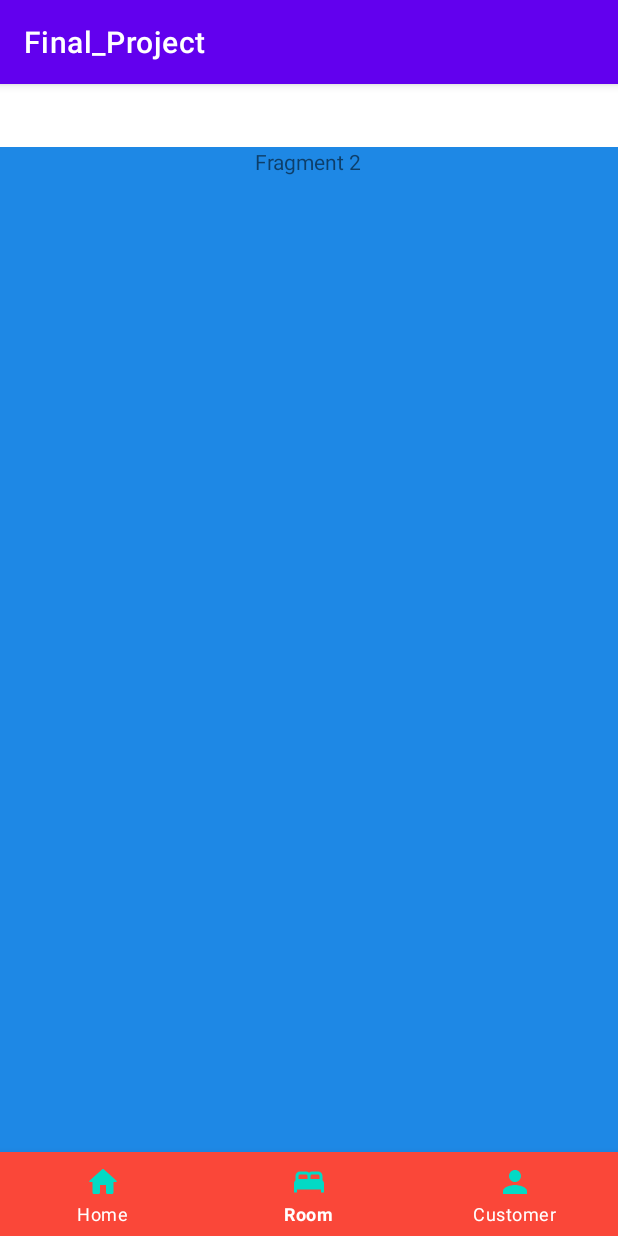
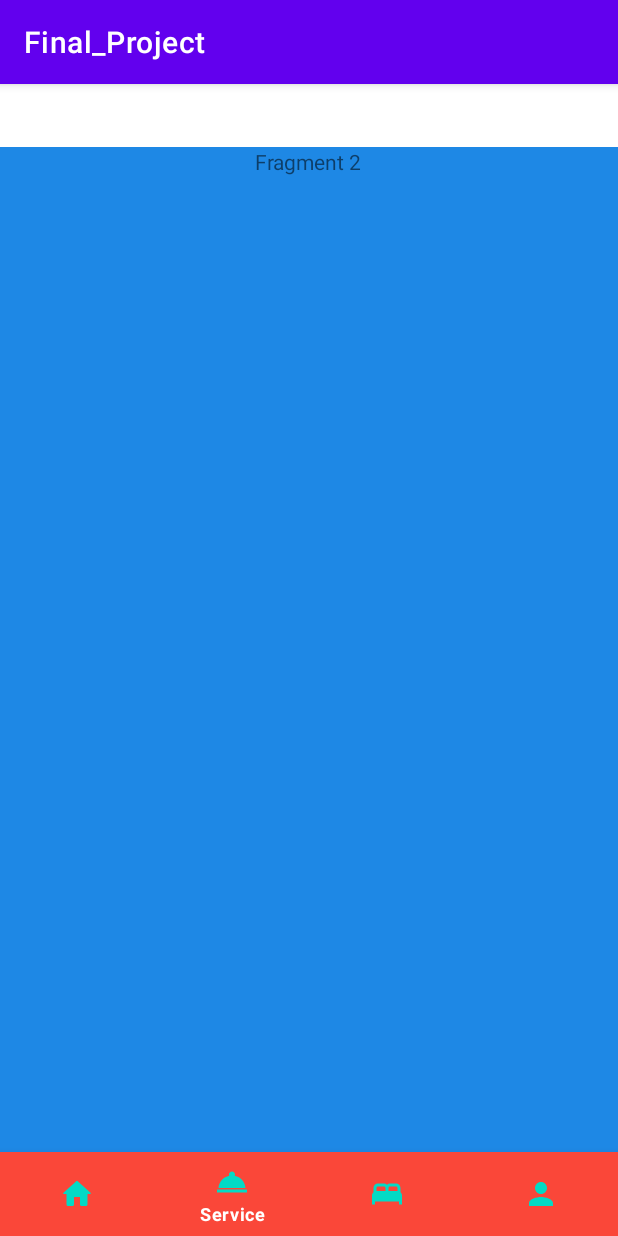
Before and after one commit to thinhnqhe150498/PRM391-HotelManagerApp, an Android app: the MainActivity screen opened directly, with no data from a screen before it, item 2 of the bottom bar chosen, on a phone screen of 412 x 824 dp. Run offline under Robolectric (Android 15) with nearby library versions, the phone set to English and light mode, and no system bars.

Commit message:
add service fragment

```diff
--- a/Final_Project/app/src/main/java/com/example/final_project/MainActivity.java
+++ b/Final_Project/app/src/main/java/com/example/final_project/MainActivity.java
@@ -40,9 +40,12 @@ public class MainActivity extends AppCompatActivity {
                         bottomNavigationView.getMenu().findItem(R.id.nav_home).setChecked(true);
                         break;
                     case 1:
+                        bottomNavigationView.getMenu().findItem(R.id.nav_service).setChecked(true);
+                        break;
+                    case 2:
                         bottomNavigationView.getMenu().findItem(R.id.nav_room).setChecked(true);
                         break;
-                    case 2:
+                    case 3:
                     default:
                         bottomNavigationView.getMenu().findItem(R.id.nav_customer).setChecked(true);
                         break;
@@ -60,12 +63,15 @@ public class MainActivity extends AppCompatActivity {
                 case R.id.nav_home:
                     viewPager.setCurrentItem(0);
                     break;
+                case R.id.nav_service:
+                    viewPager.setCurrentItem(1);
+                    break;
                 case R.id.nav_room:
-                    viewPager.setCurrentItem(1);
+                    viewPager.setCurrentItem(2);
                     break;
                 case R.id.nav_customer:
                 default:
-                    viewPager.setCurrentItem(2);
+                    viewPager.setCurrentItem(3);
                     break;
             }
             return true;
--- a/Final_Project/app/src/main/java/com/example/final_project/adapter/ViewPagerAdapter.java
+++ b/Final_Project/app/src/main/java/com/example/final_project/adapter/ViewPagerAdapter.java
@@ -6,8 +6,9 @@ import androidx.fragment.app.FragmentManager;
 import androidx.fragment.app.FragmentStatePagerAdapter;
 
 import com.example.final_project.fragment.BillFragment;
-import com.example.final_project.fragment.Fragment2;
-import com.example.final_project.fragment.Fragment3;
+import com.example.final_project.fragment.CustomerFragment;
+import com.example.final_project.fragment.ServiceFragment;
+import com.example.final_project.fragment.RoomFragment;
 
 public class ViewPagerAdapter extends FragmentStatePagerAdapter {
     public ViewPagerAdapter(@NonNull FragmentManager fm, int behavior) {
@@ -21,16 +22,18 @@ public class ViewPagerAdapter extends FragmentStatePagerAdapter {
             case 0:
                 return new BillFragment();
             case 1:
-                return new Fragment2();
+                return new ServiceFragment();
             case 2:
+                return new RoomFragment();
+            case 3:
             default:
-                return new Fragment3();
+                return new CustomerFragment();
 
         }
     }
 
     @Override
     public int getCount() {
-        return 3;
+        return 4;
     }
 }
--- a/Final_Project/app/src/main/java/com/example/final_project/fragment/Fragment2.java
+++ b/Final_Project/app/src/main/java/com/example/final_project/fragment/CustomerFragment.java
@@ -11,11 +11,11 @@ import androidx.fragment.app.Fragment;
 
 import com.example.final_project.R;
 
-public class Fragment2 extends Fragment {
+public class CustomerFragment extends Fragment {
 
     @Nullable
     @Override
     public View onCreateView(@NonNull LayoutInflater inflater, @Nullable ViewGroup container, @Nullable Bundle savedInstanceState) {
-        return inflater.inflate(R.layout.fragment_2, container, false);
+        return inflater.inflate(R.layout.customer_fragment, container, false);
     }
 }
--- /dev/null
+++ b/Final_Project/app/src/main/java/com/example/final_project/fragment/RoomFragment.java
@@ -0,0 +1,21 @@
+package com.example.final_project.fragment;
+
+import android.os.Bundle;
+import android.view.LayoutInflater;
+import android.view.View;
+import android.view.ViewGroup;
+
+import androidx.annotation.NonNull;
+import androidx.annotation.Nullable;
+import androidx.fragment.app.Fragment;
+
+import com.example.final_project.R;
+
+public class RoomFragment extends Fragment {
+
+    @Nullable
+    @Override
+    public View onCreateView(@NonNull LayoutInflater inflater, @Nullable ViewGroup container, @Nullable Bundle savedInstanceState) {
+        return inflater.inflate(R.layout.room_fragment, container, false);
+    }
+}
--- a/Final_Project/app/src/main/java/com/example/final_project/fragment/Fragment3.java
+++ b/Final_Project/app/src/main/java/com/example/final_project/fragment/ServiceFragment.java
@@ -11,11 +11,11 @@ import androidx.fragment.app.Fragment;
 
 import com.example.final_project.R;
 
-public class Fragment3 extends Fragment {
+public class ServiceFragment extends Fragment {
 
     @Nullable
     @Override
     public View onCreateView(@NonNull LayoutInflater inflater, @Nullable ViewGroup container, @Nullable Bundle savedInstanceState) {
-        return inflater.inflate(R.layout.fragment_3, container, false);
+        return inflater.inflate(R.layout.service_fragment, container, false);
     }
 }
--- /dev/null
+++ b/Final_Project/app/src/main/res/drawable/room_service_24.xml
@@ -0,0 +1,5 @@
+<vector android:height="24dp" android:tint="#FFFFFF"
+    android:viewportHeight="24" android:viewportWidth="24"
+    android:width="24dp" xmlns:android="http://schemas.android.com/apk/res/android">
+    <path android:fillColor="@android:color/white" android:pathData="M2,17h20v2L2,19zM13.84,7.79c0.1,-0.24 0.16,-0.51 0.16,-0.79 0,-1.1 -0.9,-2 -2,-2s-2,0.9 -2,2c0,0.28 0.06,0.55 0.16,0.79C6.25,8.6 3.27,11.93 3,16h18c-0.27,-4.07 -3.25,-7.4 -7.16,-8.21z"/>
+</vector>
--- a/Final_Project/app/src/main/res/menu/menu.xml
+++ b/Final_Project/app/src/main/res/menu/menu.xml
@@ -3,6 +3,10 @@
     <item android:id="@+id/nav_home"
         android:icon="@drawable/home_icon"
         android:title="Home"/>
+
+    <item android:id="@+id/nav_service"
+        android:icon="@drawable/room_service_24"
+        android:title="Service"/>
 
     <item android:id="@+id/nav_room"
         android:icon="@drawable/room_icon"
```
Also changed, not shown: Final_Project/app/src/main/res/layout/customer_fragment.xml (added, +16 -0 lines), Final_Project/app/src/main/res/layout/room_fragment.xml (renamed from Final_Project/app/src/main/res/layout/fragment_3.xml), Final_Project/app/src/main/res/layout/service_fragment.xml (renamed from Final_Project/app/src/main/res/layout/fragment_2.xml).
